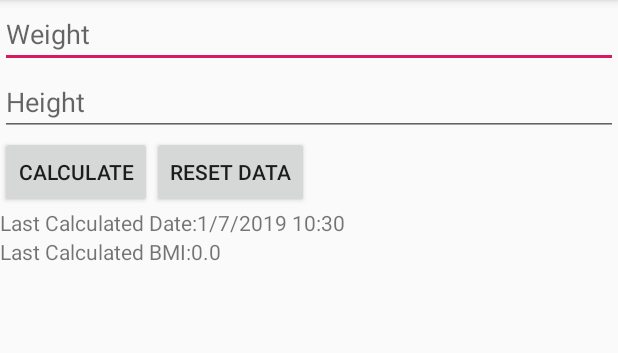
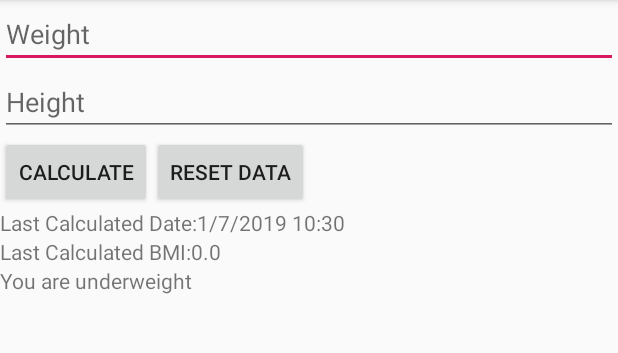
Before and after one commit to abdulhafiz140/18021652_1, an Android app: the screen it shows after launch (MainActivity), after a tap on "CALCULATE", on a phone screen of 412 x 824 dp, the part 84-437 px from its top. Run offline under Robolectric (Android 15) with nearby library versions, the phone set to English and light mode, and no system bars; 1 statement that could not run was skipped.

Commit message:
Updated for enhancement

```diff
--- a/app/src/main/java/sg/edu/rp/c346/mybmicalculator/MainActivity.java
+++ b/app/src/main/java/sg/edu/rp/c346/mybmicalculator/MainActivity.java
@@ -18,6 +18,7 @@ Button cal;
 Button reset;
 TextView date;
 TextView BMI;
+TextView check;
     @Override
     protected void onCreate(Bundle savedInstanceState) {
         super.onCreate(savedInstanceState);
@@ -28,6 +29,7 @@ TextView BMI;
         reset = findViewById(R.id.btnReset);
         date = findViewById(R.id.textViewDate);
         BMI = findViewById(R.id.textViewBMI);
+        check = findViewById(R.id.Checker);
 
         cal.setOnClickListener(new View.OnClickListener() {
             @Override
@@ -45,6 +47,18 @@ TextView BMI;
                         now.get(Calendar.MINUTE);
 
                 date.setText(datetime);
+                if (strBMI < 18.5) {
+                    check.setText("You are underweight");
+                }
+                else if (strBMI < 24.9){
+                    check.setText("Your BMI is normal");
+                }
+                else if (strBMI < 29.9){
+                    check.setText("Your are overweight");
+                }
+                else{
+                    check.setText("You are obese");
+                }
             }
         });
         reset.setOnClickListener(new View.OnClickListener() {
@@ -54,6 +68,7 @@ TextView BMI;
                 height.setText("");
                 date.setText("Last Calculated Date: ");
                 BMI.setText("Last Calculated BMI:0.0 ");
+                check.setText("");
             }
         });
     }
--- a/app/src/main/res/layout/activity_main.xml
+++ b/app/src/main/res/layout/activity_main.xml
@@ -52,4 +52,9 @@
         android:layout_width="match_parent"
         android:layout_height="wrap_content"
         android:text="@string/lastBmi" />
+
+    <TextView
+        android:id="@+id/Checker"
+        android:layout_width="match_parent"
+        android:layout_height="wrap_content" />
 </LinearLayout>
```
